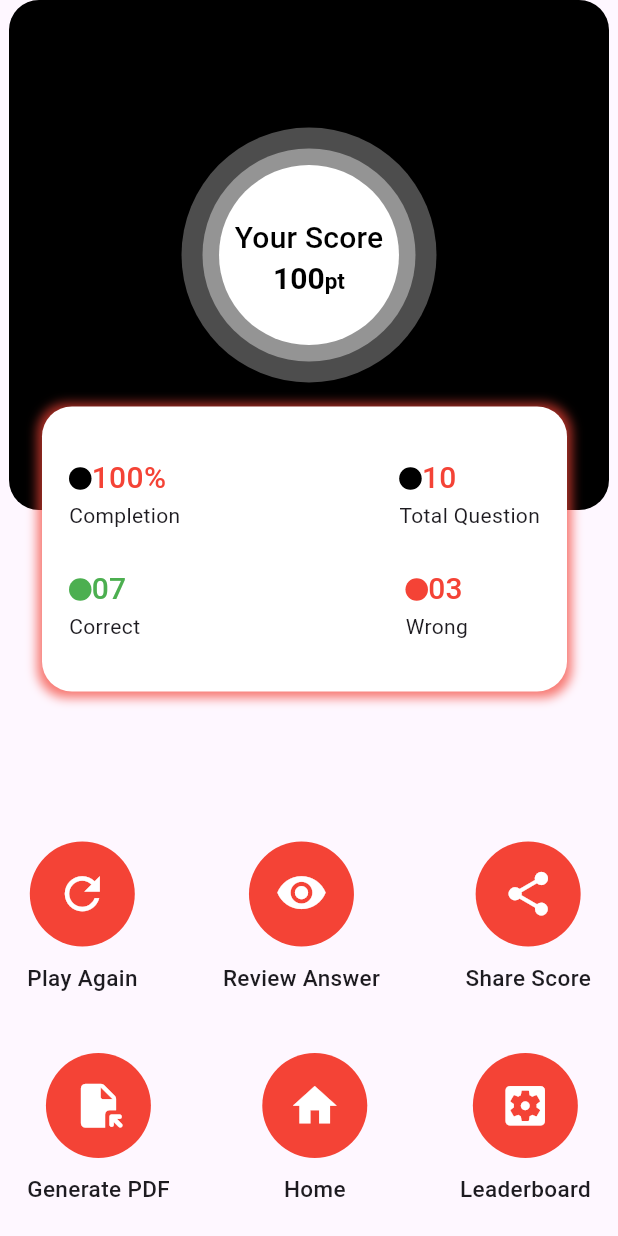
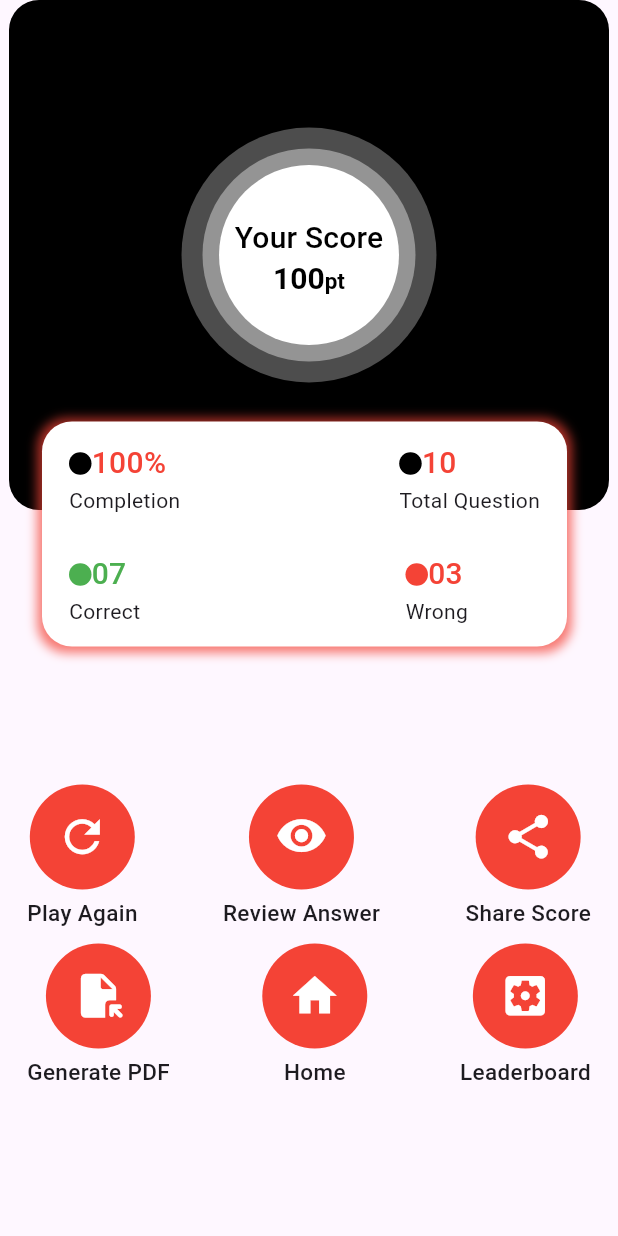
Before and after one commit to selenayyalcin/quiz-app, a Flutter app: the Completed screen opened directly, on a phone screen of 412 x 824 dp. Run offline on Flutter 3.47's test engine with Material 3 defaults, Android fonts, the phone set to English and light mode, and no system bars; network calls fail.

Commit message:
optimization of page passing

```diff
--- a/lib/completed_page.dart
+++ b/lib/completed_page.dart
@@ -1,4 +1,5 @@
 import 'package:flutter/material.dart';
+import 'package:quiz_app/home_page.dart';
 
 class Completed extends StatelessWidget {
   const Completed({super.key});
@@ -6,16 +7,20 @@ class Completed extends StatelessWidget {
   @override
   Widget build(BuildContext context) {
     return Scaffold(
-      body: Column(children: [
+      body: Column(
+        children: [
           SizedBox(
             height: 521,
             width: 400,
-          child: Stack(children: [
+            child: Stack(
+              children: [
                 Container(
                   height: 340,
                   width: 410,
                   decoration: BoxDecoration(
-                  color: Colors.black, borderRadius: BorderRadius.circular(20)),
+                    color: Colors.black,
+                    borderRadius: BorderRadius.circular(20),
+                  ),
                   child: Center(
                     child: CircleAvatar(
                       radius: 85,
@@ -34,7 +39,9 @@ class Completed extends StatelessWidget {
                                 const Text(
                                   'Your Score',
                                   style: TextStyle(
-                                    fontSize: 20, color: Colors.black),
+                                    fontSize: 20,
+                                    color: Colors.black,
+                                  ),
                                 ),
                                 RichText(
                                   text: const TextSpan(
@@ -42,14 +49,21 @@ class Completed extends StatelessWidget {
                                     style: TextStyle(
                                       fontSize: 20,
                                       fontWeight: FontWeight.bold,
-                                          color: Colors.black),
+                                      color: Colors.black,
+                                    ),
                                     children: [
                                       TextSpan(
                                         text: 'pt',
                                         style: TextStyle(
-                                            fontSize: 15, color: Colors.black))
-                                  ])),
-                            ]),
+                                          fontSize: 15,
+                                          color: Colors.black,
+                                        ),
+                                      )
+                                    ],
+                                  ),
+                                ),
+                              ],
+                            ),
                           ),
                         ),
                       ),
@@ -57,10 +71,10 @@ class Completed extends StatelessWidget {
                   ),
                 ),
                 Positioned(
-                bottom: 60,
+                  bottom: 90,
                   left: 22,
                   child: Container(
-                  height: 190,
+                    height: 150,
                     width: 350,
                     decoration: BoxDecoration(
                       color: Colors.white,
@@ -70,8 +84,10 @@ class Completed extends StatelessWidget {
                           blurRadius: 5,
                           spreadRadius: 3,
                           color: Colors.red.withOpacity(.7),
-                            offset: const Offset(0, 1))
-                      ]),
+                          offset: const Offset(0, 1),
+                        ),
+                      ],
+                    ),
                     child: Padding(
                       padding: const EdgeInsets.symmetric(horizontal: 18),
                       child: Center(
@@ -92,14 +108,16 @@ class Completed extends StatelessWidget {
                                             width: 15,
                                             decoration: const BoxDecoration(
                                               shape: BoxShape.circle,
-                                            color: Colors.black),
+                                              color: Colors.black,
+                                            ),
                                           ),
                                           const Text(
                                             '100%',
                                             style: TextStyle(
                                               fontWeight: FontWeight.w500,
                                               fontSize: 20,
-                                            color: Colors.red),
+                                              color: Colors.red,
+                                            ),
                                           )
                                         ],
                                       ),
@@ -118,14 +136,16 @@ class Completed extends StatelessWidget {
                                             width: 15,
                                             decoration: const BoxDecoration(
                                               shape: BoxShape.circle,
-                                            color: Colors.black),
+                                              color: Colors.black,
+                                            ),
                                           ),
                                           const Text(
                                             '10',
                                             style: TextStyle(
                                               fontWeight: FontWeight.w500,
                                               fontSize: 20,
-                                            color: Colors.red),
+                                              color: Colors.red,
+                                            ),
                                           )
                                         ],
                                       ),
@@ -152,14 +172,16 @@ class Completed extends StatelessWidget {
                                             width: 15,
                                             decoration: const BoxDecoration(
                                               shape: BoxShape.circle,
-                                            color: Colors.green),
+                                              color: Colors.green,
+                                            ),
                                           ),
                                           const Text(
                                             '07',
                                             style: TextStyle(
                                               fontWeight: FontWeight.w500,
                                               fontSize: 20,
-                                            color: Colors.green),
+                                              color: Colors.green,
+                                            ),
                                           )
                                         ],
                                       ),
@@ -170,7 +192,8 @@ class Completed extends StatelessWidget {
                                 Padding(
                                   padding: const EdgeInsets.only(right: 48.0),
                                   child: Column(
-                                crossAxisAlignment: CrossAxisAlignment.start,
+                                    crossAxisAlignment:
+                                        CrossAxisAlignment.start,
                                     children: [
                                       Center(
                                         child: Row(
@@ -180,14 +203,16 @@ class Completed extends StatelessWidget {
                                               width: 15,
                                               decoration: const BoxDecoration(
                                                 shape: BoxShape.circle,
-                                              color: Colors.red),
+                                                color: Colors.red,
+                                              ),
                                             ),
                                             const Text(
                                               '03',
                                               style: TextStyle(
                                                 fontWeight: FontWeight.w500,
                                                 fontSize: 20,
-                                              color: Colors.red),
+                                                color: Colors.red,
+                                              ),
                                             )
                                           ],
                                         ),
@@ -199,23 +224,38 @@ class Completed extends StatelessWidget {
                               ],
                             )
                           ],
-                    )),
                         ),
-                ))
-          ]),
+                      ),
+                    ),
+                  ),
+                ),
+              ],
+            ),
           ),
           const SizedBox(
-          height: 40,
+            height: 2,
           ),
-        const Center(
+          Center(
             child: Padding(
-            padding: EdgeInsets.symmetric(horizontal: 18),
-            child: Row(
+              padding: const EdgeInsets.symmetric(horizontal: 18),
+              child: Column(
+                mainAxisAlignment: MainAxisAlignment.center,
+                children: [
+                  Row(
                     mainAxisAlignment: MainAxisAlignment.spaceBetween,
                     children: [
                       Column(
                         children: [
-                    CircleAvatar(
+                          InkWell(
+                            onTap: () {
+                              Navigator.push(
+                                context,
+                                MaterialPageRoute(
+                                  builder: (context) => HomePage(),
+                                ),
+                              );
+                            },
+                            child: CircleAvatar(
                               backgroundColor: Colors.red,
                               radius: 35,
                               child: Center(
@@ -223,15 +263,19 @@ class Completed extends StatelessWidget {
                                   Icons.refresh,
                                   size: 35,
                                   color: Colors.white,
-                      )),
                                 ),
-                    SizedBox(
-                      height: 10,
                               ),
-                    Text(
+                            ),
+                          ),
+                          const SizedBox(
+                            height: 5,
+                          ),
+                          const Text(
                             'Play Again',
-                      style:
-                          TextStyle(fontSize: 15, fontWeight: FontWeight.w500),
+                            style: TextStyle(
+                              fontSize: 15,
+                              fontWeight: FontWeight.w500,
+                            ),
                           ),
                         ],
                       ),
@@ -245,15 +289,18 @@ class Completed extends StatelessWidget {
                                 Icons.visibility_rounded,
                                 size: 35,
                                 color: Colors.white,
-                      )),
+                              ),
+                            ),
                           ),
                           SizedBox(
-                      height: 10,
+                            height: 5,
                           ),
                           Text(
                             'Review Answer',
-                      style:
-                          TextStyle(fontSize: 15, fontWeight: FontWeight.w500),
+                            style: TextStyle(
+                              fontSize: 15,
+                              fontWeight: FontWeight.w500,
+                            ),
                           ),
                         ],
                       ),
@@ -267,29 +314,27 @@ class Completed extends StatelessWidget {
                                 Icons.share,
                                 size: 35,
                                 color: Colors.white,
-                      )),
+                              ),
+                            ),
                           ),
                           SizedBox(
-                      height: 10,
+                            height: 5,
                           ),
                           Text(
                             'Share Score',
-                      style:
-                          TextStyle(fontSize: 15, fontWeight: FontWeight.w500),
+                            style: TextStyle(
+                              fontSize: 15,
+                              fontWeight: FontWeight.w500,
+                            ),
                           ),
                         ],
                       ),
                     ],
                   ),
+                  const SizedBox(
+                    height: 10,
                   ),
-        ),
-        const SizedBox(
-          height: 40,
-        ),
-        const Center(
-          child: Padding(
-            padding: EdgeInsets.symmetric(horizontal: 18),
-            child: Row(
+                  Row(
                     mainAxisAlignment: MainAxisAlignment.spaceBetween,
                     children: [
                       Column(
@@ -302,15 +347,18 @@ class Completed extends StatelessWidget {
                                 Icons.file_open_rounded,
                                 size: 35,
                                 color: Colors.white,
-                      )),
+                              ),
+                            ),
                           ),
                           SizedBox(
-                      height: 10,
+                            height: 5,
                           ),
                           Text(
                             'Generate PDF',
-                      style:
-                          TextStyle(fontSize: 15, fontWeight: FontWeight.w500),
+                            style: TextStyle(
+                              fontSize: 15,
+                              fontWeight: FontWeight.w500,
+                            ),
                           ),
                         ],
                       ),
@@ -324,15 +372,18 @@ class Completed extends StatelessWidget {
                                 Icons.home,
                                 size: 35,
                                 color: Colors.white,
-                      )),
+                              ),
+                            ),
                           ),
                           SizedBox(
-                      height: 10,
+                            height: 5,
                           ),
                           Text(
                             'Home',
-                      style:
-                          TextStyle(fontSize: 15, fontWeight: FontWeight.w500),
+                            style: TextStyle(
+                              fontSize: 15,
+                              fontWeight: FontWeight.w500,
+                            ),
                           ),
                         ],
                       ),
@@ -346,23 +397,29 @@ class Completed extends StatelessWidget {
                                 Icons.settings_applications,
                                 size: 35,
                                 color: Colors.white,
-                      )),
+                              ),
+                            ),
                           ),
                           SizedBox(
-                      height: 10,
+                            height: 5,
                           ),
                           Text(
                             'Leaderboard',
-                      style:
-                          TextStyle(fontSize: 15, fontWeight: FontWeight.w500),
+                            style: TextStyle(
+                              fontSize: 15,
+                              fontWeight: FontWeight.w500,
+                            ),
+                          ),
+                        ],
                       ),
                     ],
                   ),
                 ],
               ),
             ),
-        )
-      ]),
+          ),
+        ],
+      ),
     );
   }
 }
```
Also changed, not shown: lib/home_page.dart (+69 -5 lines), lib/options.dart (+9 -5 lines). Lines whose indentation alone changed are shown as unchanged.
